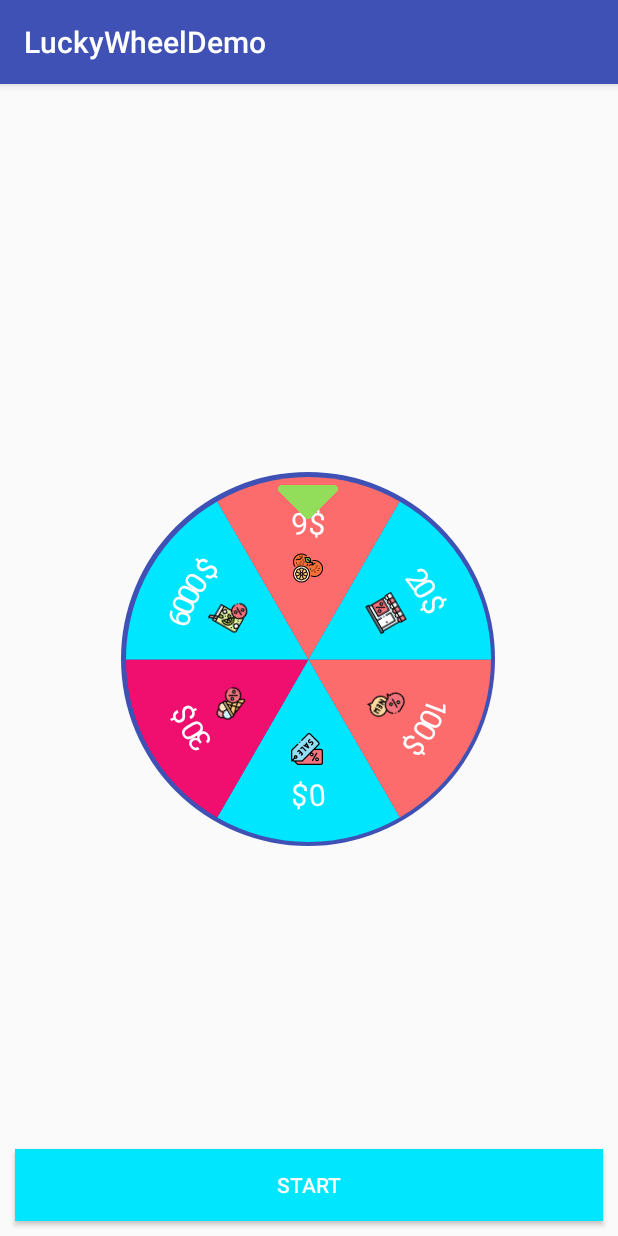
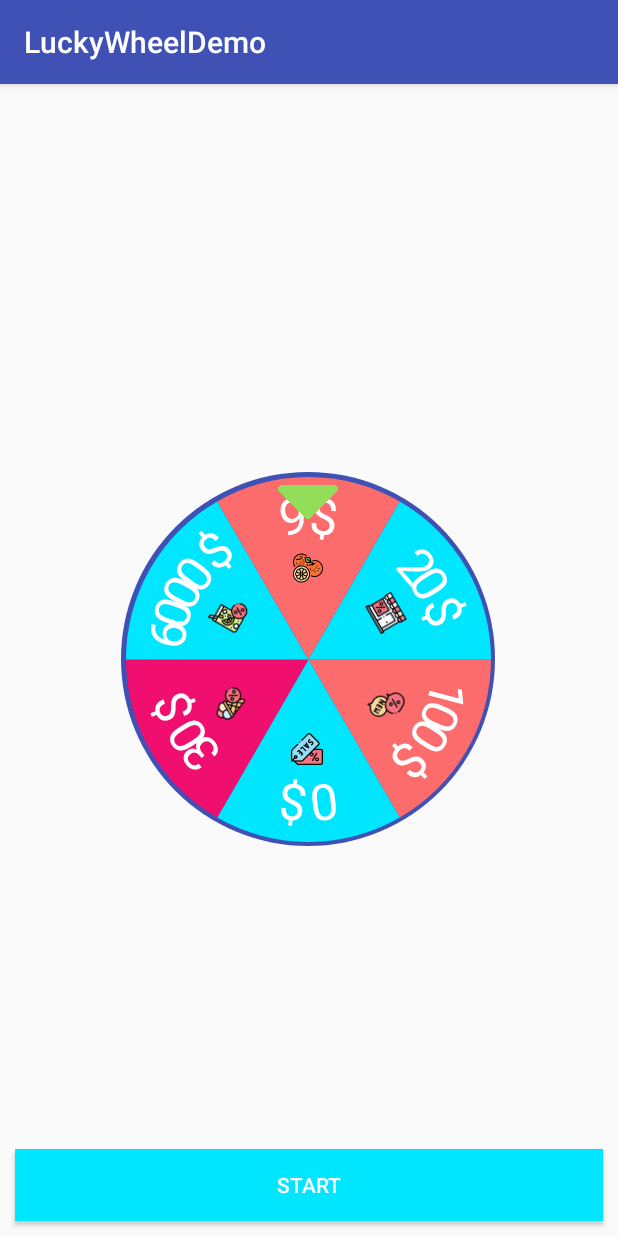
Before and after one commit to mmoamenn/LuckyWheel_Android, an Android app: the screen it shows after launch (MainActivity), on a phone screen of 412 x 824 dp. Run offline under Robolectric (Android 15) with nearby library versions, the phone set to English and light mode, and no system bars.

Commit message:
Update WheelView.java

```diff
--- a/luckywheel/src/main/java/com/bluehomestudio/luckywheel/WheelView.java
+++ b/luckywheel/src/main/java/com/bluehomestudio/luckywheel/WheelView.java
@@ -49,7 +49,7 @@ final class WheelView extends View {
         textPaint.setColor(Color.WHITE);
         textPaint.setAntiAlias(true);
         textPaint.setDither(true);
-        textPaint.setTextSize(30);
+        textPaint.setTextSize(50);
         //rect rang of the arc
         range = new RectF(padding, padding, padding + radius, padding + radius);
     }
```
